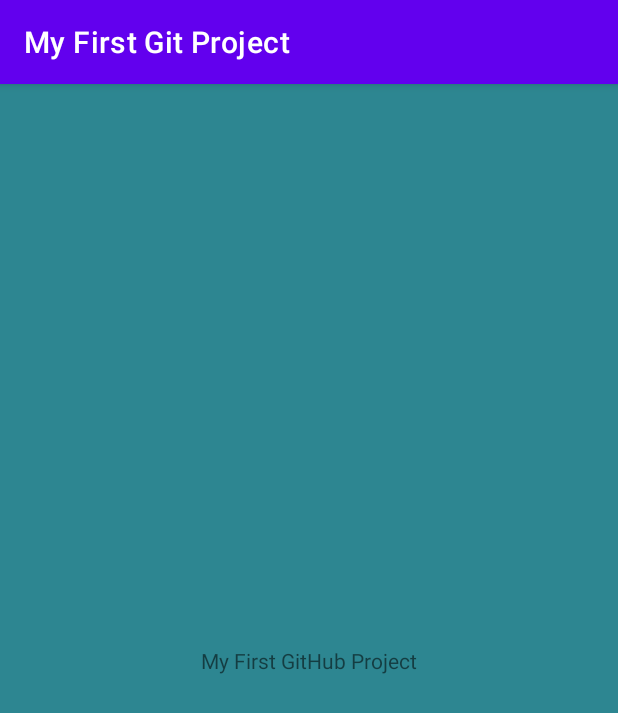
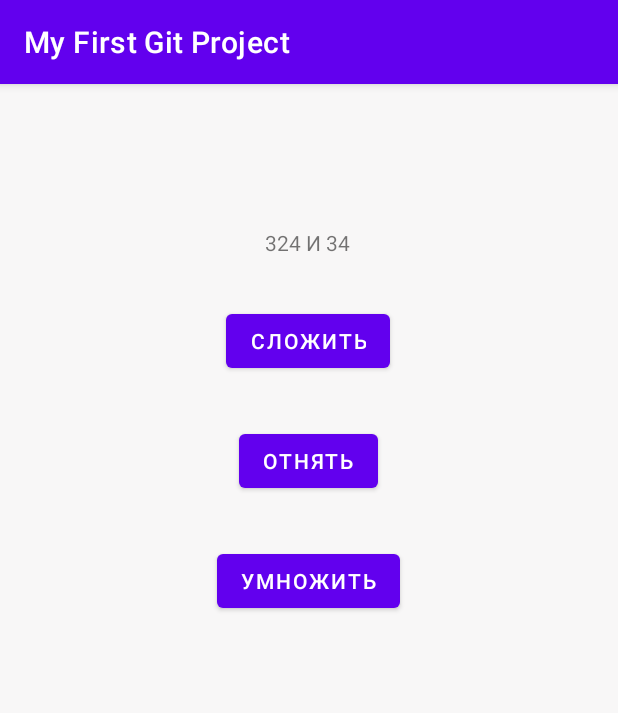
Before and after one commit to AlexManro/MyFirstGitProject, an Android app: the screen it shows after launch (MainActivity), on a phone screen of 412 x 824 dp. Shown: the top 713 px of the screen. Run offline under Robolectric (Android 15) with nearby library versions, the phone set to English and light mode, and no system bars.

Commit message:
New buttons

```diff
--- a/app/build.gradle
+++ b/app/build.gradle
@@ -29,6 +29,10 @@ android {
     kotlinOptions {
         jvmTarget = '1.8'
     }
+
+    buildFeatures{
+        viewBinding = true
+    }
 }
 
 dependencies {
--- a/app/src/main/java/com/example/myfirstgitproject/MainActivity.kt
+++ b/app/src/main/java/com/example/myfirstgitproject/MainActivity.kt
@@ -1,11 +1,41 @@
 package com.example.myfirstgitproject
 
+import android.app.Activity
 import androidx.appcompat.app.AppCompatActivity
 import android.os.Bundle
+import android.view.View
+import android.widget.Button
+import android.widget.TextView
+import com.example.myfirstgitproject.databinding.ActivityMainBinding
 
 class MainActivity : AppCompatActivity() {
+    lateinit var bindingClass : ActivityMainBinding
+    val a = 324
+    val b = 34
+
+
     override fun onCreate(savedInstanceState: Bundle?) {
         super.onCreate(savedInstanceState)
-        setContentView(R.layout.activity_main)
+        bindingClass = ActivityMainBinding.inflate(layoutInflater)
+        setContentView(bindingClass.root)
+
+        bindingClass.b1.setOnClickListener {
+
+            val result = a + b
+            bindingClass.tvResult.text = "Результат сложения : $result"
+        }
+        bindingClass.b2.setOnClickListener {
+            val result = a - b
+            bindingClass.tvResult.text = "Результат сложения : $result"
+        }
+        bindingClass.b3.setOnClickListener {
+            val result = a * b
+            bindingClass.tvResult.text = "Результат сложения : $result"
+
+        }
+
+
+
     }
+
 }
--- a/app/src/main/res/layout/activity_main.xml
+++ b/app/src/main/res/layout/activity_main.xml
@@ -4,16 +4,48 @@
     xmlns:tools="http://schemas.android.com/tools"
     android:layout_width="match_parent"
     android:layout_height="match_parent"
-    android:background="#2D8691"
+    android:background="#F8F7F7"
     tools:context=".MainActivity">
 
+
     <TextView
+        android:id="@+id/tvResult"
         android:layout_width="wrap_content"
         android:layout_height="wrap_content"
-        android:text="My First GitHub Project"
-        app:layout_constraintBottom_toBottomOf="parent"
-        app:layout_constraintLeft_toLeftOf="parent"
-        app:layout_constraintRight_toRightOf="parent"
+        android:layout_marginTop="96dp"
+        android:text="324 И 34"
+        app:layout_constraintEnd_toEndOf="parent"
+        app:layout_constraintHorizontal_bias="0.498"
+        app:layout_constraintStart_toStartOf="parent"
         app:layout_constraintTop_toTopOf="parent" />
 
+    <Button
+        android:id="@+id/b1"
+        android:layout_width="wrap_content"
+        android:layout_height="wrap_content"
+        android:layout_marginTop="32dp"
+        android:text="СЛОЖИТЬ"
+        app:layout_constraintEnd_toEndOf="@+id/tvResult"
+        app:layout_constraintStart_toStartOf="@+id/tvResult"
+        app:layout_constraintTop_toBottomOf="@+id/tvResult" />
+
+    <Button
+        android:id="@+id/b3"
+        android:layout_width="wrap_content"
+        android:layout_height="wrap_content"
+        android:layout_marginTop="32dp"
+        android:text="УМНОЖИТЬ"
+        app:layout_constraintEnd_toEndOf="@+id/b2"
+        app:layout_constraintStart_toStartOf="@+id/b2"
+        app:layout_constraintTop_toBottomOf="@+id/b2" />
+
+    <Button
+        android:id="@+id/b2"
+        android:layout_width="wrap_content"
+        android:layout_height="wrap_content"
+        android:layout_marginTop="32dp"
+        android:text="ОТНЯТЬ"
+        app:layout_constraintEnd_toEndOf="@+id/b1"
+        app:layout_constraintStart_toStartOf="@+id/b1"
+        app:layout_constraintTop_toBottomOf="@+id/b1" />
 </androidx.constraintlayout.widget.ConstraintLayout>
```
